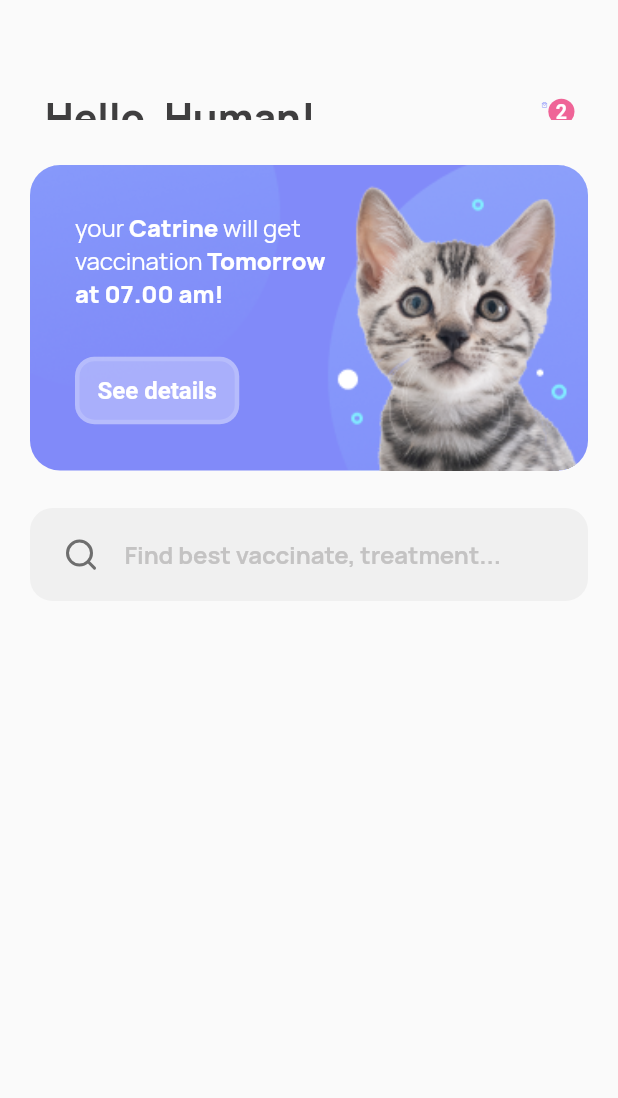
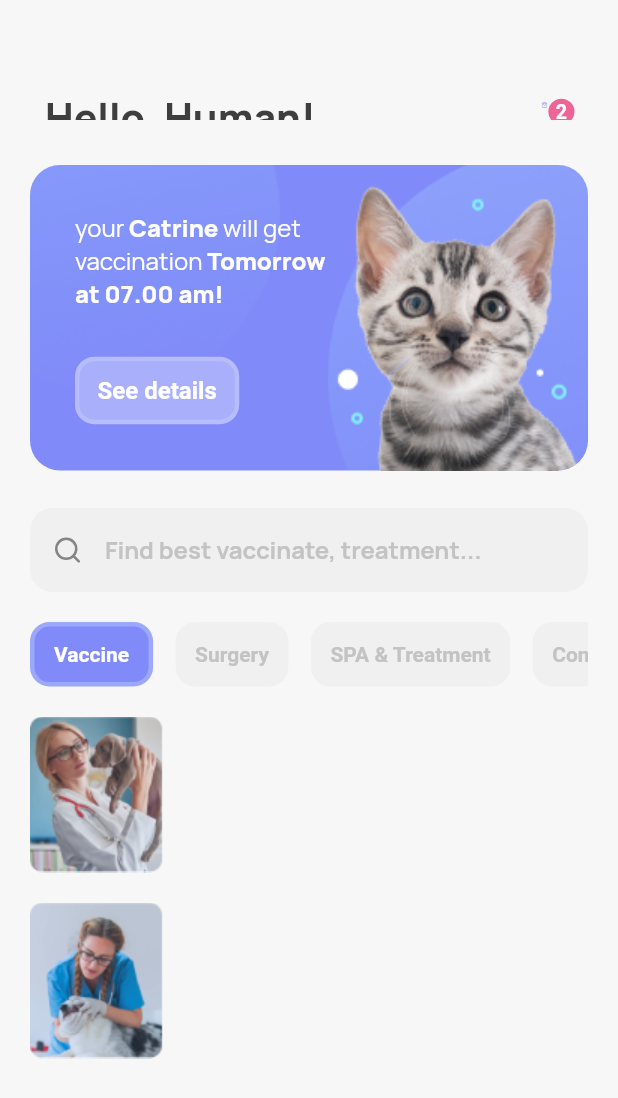
Before and after one commit to ALFIAN-code/healty_pet, a Flutter app: the screen it shows after launch, on a phone screen of 412 x 824 dp. Shown: the top 1098 px of the screen. Run offline on Flutter 3.47's test engine with Material 2 defaults, Android fonts, the phone set to English and light mode, and no system bars; our stand-ins replace feather_icons, google_fonts.

Commit message:
add data model

```diff
--- /dev/null
+++ b/lib/component/doctor_card.dart
@@ -0,0 +1,46 @@
+import 'package:flutter/material.dart';
+import 'package:healty_pet/models/doctor_model.dart';
+
+class DoctorCard extends StatelessWidget {
+  DoctorCard({super.key});
+
+  // final List<Map> doctorData = [
+  //   {
+  //     'photo': 'lib/asset/image/Rectangle 3764 (1).png',
+  //     'name': 'Dr. Stone ',
+  //     'service': 'Vaccine, Surgery',
+  //     'range': '10km',
+  //     'dog': true,
+  //     'cat': true
+  //   },
+  //   {
+  //     'photo': 'lib/asset/image/Rectangle 3764.png',
+  //     'name': 'Dr. Vanessa',
+  //     'service': 'Vaccine, Surgery',
+  //     'range': '10km',
+  //     'dog': true,
+  //     'cat': true
+  //   },
+  // ];
+
+  @override
+  Widget build(BuildContext context) {
+    return Expanded(
+      child: ListView.separated(
+        itemCount: doctorData.length,
+        separatorBuilder: (context, index) => const SizedBox(
+          height: 20,
+        ),
+        itemBuilder: (context, index) {
+          return Container(
+            child: Row(
+              children: [
+                Image.asset(doctorData[index].image)
+              ],
+            ),
+          );
+        },
+      ),
+    );
+  }
+}
--- a/lib/component/list_card.dart
+++ /dev/null
@@ -1,10 +0,0 @@
-import 'package:flutter/material.dart';
-
-class ListCard extends StatelessWidget {
-  const ListCard({super.key});
-
-  @override
-  Widget build(BuildContext context) {
-    return const Placeholder();
-  }
-}
--- a/lib/component/search.dart
+++ b/lib/component/search.dart
@@ -10,31 +10,29 @@ class Search extends StatelessWidget {
 
   @override
   Widget build(BuildContext context) {
-    return Container(
-      decoration: BoxDecoration(
-        color: Color.fromARGB(255, 240, 240, 240),
-        borderRadius: BorderRadius.circular(15)
-      ),
-      child: Row(
-        children: [
-          const Padding(
-            padding: EdgeInsets.fromLTRB(22, 10, 5, 10),
-            child: Icon(FeatherIcons.search, color: Colors.black54)
+    return TextField(
+      controller: controller,
+      textAlignVertical: TextAlignVertical.center,
+      style: GoogleFonts.manrope(
+          textStyle:
+              bold16.copyWith(color: const Color.fromARGB(255, 105, 105, 105))),
+      decoration: InputDecoration(
+          filled: true,
+          fillColor: const Color.fromARGB(255, 240, 240, 240),
+          prefixIcon: const Icon(FeatherIcons.search, size: 20,),
+          prefixIconConstraints: const BoxConstraints(
+            minWidth: 50
           ),
-
-          Expanded(child: TextField(
-            style:GoogleFonts.manrope(textStyle: bold16.copyWith(color: const Color.fromARGB(255, 105, 105, 105))),
-            decoration: InputDecoration(
-
-              hintText: 'Find best vaccinate, treatment...',
-              hintStyle: GoogleFonts.manrope(textStyle: bold16.copyWith(color: const Color.fromARGB(255, 196, 195, 195))),
-              border: const OutlineInputBorder(
-                borderSide: BorderSide.none
-              )
-            ),
-          ))
-        ],
-      ),
+          isDense: true,
+          contentPadding:
+              const EdgeInsets.symmetric(vertical: 17, horizontal: 10),
+          hintText: 'Find best vaccinate, treatment...',
+          hintStyle: GoogleFonts.manrope(
+              textStyle: bold16.copyWith(
+                  color: const Color.fromARGB(255, 196, 195, 195))),
+          border: OutlineInputBorder(
+              borderSide: BorderSide.none,
+              borderRadius: BorderRadius.circular(15))),
     );
   }
 }
--- /dev/null
+++ b/lib/component/search_list.dart
@@ -0,0 +1,59 @@
+import 'package:flutter/material.dart';
+import 'package:healty_pet/models/services_model.dart';
+import 'package:healty_pet/style/style.dart';
+
+class SearchList extends StatefulWidget {
+  const SearchList({super.key});
+
+  @override
+  State<SearchList> createState() => _SearchListState();
+}
+
+List searchList = ServiceModel.all();
+int selected = 0;
+
+class _SearchListState extends State<SearchList> {
+  @override
+  Widget build(BuildContext context) {
+    return SizedBox(
+      height: 43,
+      child: ListView.separated(
+        itemCount: searchList.length,
+        scrollDirection: Axis.horizontal,
+        separatorBuilder: (context, index) => const SizedBox(
+          width: 15,
+        ),
+        itemBuilder: (context, index) {
+          return GestureDetector(
+            onTap: () {
+              setState(() {
+                selected = index;
+              });
+            },
+            child: Container(
+              // height: 30,
+              decoration: BoxDecoration(
+                  color: (selected == index)
+                      ? primary1
+                      : const Color.fromARGB(255, 240, 240, 240),
+                  borderRadius: BorderRadius.circular(13),
+                  border: (selected == index)
+                      ? Border.all(color: primary2.withAlpha(255), width: 3)
+                      : null),
+
+              padding: const EdgeInsets.symmetric(horizontal: 13),
+              child: Center(
+                  child: Text(
+                searchList[index],
+                style: bold14.copyWith(
+                    color: (selected == index)
+                        ? Colors.white
+                        : const Color.fromARGB(255, 196, 195, 195)),
+              )),
+            ),
+          );
+        },
+      ),
+    );
+  }
+}
--- /dev/null
+++ b/lib/models/doctor_model.dart
@@ -0,0 +1,19 @@
+import 'package:healty_pet/models/services_model.dart';
+
+class DoctorModel {
+  String name;
+  String image;
+  List<String> services;
+  String distance;
+
+  DoctorModel(
+      {required this.name,
+      required this.image,
+      required this.distance,
+      required this.services});
+}
+
+var doctorData = [
+  DoctorModel(name: 'Dr. Stone', image: 'lib/asset/image/dr.stone.png', distance: '10km', services: [ServiceModel.vaccine, ServiceModel.surgery]),
+  DoctorModel(name: 'Dr. vanessa', image: 'lib/asset/image/dr.vanessa.png', distance: '10km', services: [ServiceModel.vaccine, ServiceModel.surgery])
+];
--- /dev/null
+++ b/lib/models/services_model.dart
@@ -0,0 +1,10 @@
+class ServiceModel{
+   static String vaccine = 'Vaccine';
+   static String surgery = 'Surgery';
+   static String spaAndTreatment = 'SPA & Treatment';
+   static String consultation = 'Consultation';
+
+   static List all(){
+    return [vaccine, surgery, spaAndTreatment, consultation];
+   }
+}
--- a/lib/page/homepage.dart
+++ b/lib/page/homepage.dart
@@ -1,7 +1,9 @@
 import 'package:flutter/material.dart';
 import 'package:google_fonts/google_fonts.dart';
+import 'package:healty_pet/component/doctor_card.dart';
 import 'package:healty_pet/component/hero_card.dart';
 import 'package:healty_pet/component/search.dart';
+import 'package:healty_pet/component/search_list.dart';
 import 'package:healty_pet/style/style.dart';
 import 'package:feather_icons/feather_icons.dart';
 
@@ -17,27 +19,33 @@ class Homepage extends StatelessWidget {
       child: Row(
         mainAxisAlignment: MainAxisAlignment.spaceBetween,
         children: [
-              Text(
-                'Hello, Human!',
-                style: GoogleFonts.manrope(textStyle: extraBold26.copyWith(color: const Color(0xff3F3E3F)))),
-
+          Text('Hello, Human!',
+              style: GoogleFonts.manrope(
+                  textStyle:
+                      extraBold26.copyWith(color: const Color(0xff3F3E3F)))),
           Stack(
             children: [
-                    IconButton(onPressed: (){}, icon: const Icon(FeatherIcons.shoppingBag, color: Color(0xff818AF9),)),
+              IconButton(
+                  onPressed: () {},
+                  icon: const Icon(
+                    FeatherIcons.shoppingBag,
+                    color: Color(0xff818AF9),
+                  )),
               Positioned(
                 top: 2,
                 right: 4,
                 child: Container(
                   padding: const EdgeInsets.all(5),
                   decoration: const ShapeDecoration(
-                          color: accent1,
-                          shape: CircleBorder()
+                      color: accent1, shape: CircleBorder()),
+                  child: Text(
+                    '2',
+                    style: bold14.copyWith(color: Colors.white, fontSize: 13),
                   ),
-                        child: Text('2', style: bold14.copyWith(color: Colors.white, fontSize: 13),),),
+                ),
               )
             ],
           )
-
         ],
       ),
     ),
@@ -45,29 +53,55 @@ class Homepage extends StatelessWidget {
 
   @override
   Widget build(BuildContext context) {
+    var deviceHeight = MediaQuery.of(context).size.height -
+        MediaQuery.of(context).padding.top -
+        appbar.preferredSize.height;
 
-    var deviceHeight = MediaQuery.of(context).size.height - MediaQuery.of(context).padding.top - appbar.preferredSize.height;
+    return GestureDetector(
+      onTap: () {
+        FocusScopeNode currentFocus = FocusScope.of(context);
 
-    return Scaffold(
+        if (!currentFocus.hasPrimaryFocus) {
+          currentFocus.unfocus();
+          // _controller.clear();
+        }
+      },
+      child: Scaffold(
+        backgroundColor: const Color.fromARGB(255, 247, 247, 247),
         appBar: appbar,
         body: Padding(
-        padding:  const EdgeInsets.symmetric(horizontal: 20, vertical: 10),
+          padding: const EdgeInsets.symmetric(horizontal: 20, vertical: 10),
           child: Column(
             children: [
               //hero card
-            const SizedBox(height: 20,),
-            HeroCard(deviceheight: deviceHeight,),
+              const SizedBox(
+                height: 20,
+              ),
+              HeroCard(
+                deviceheight: deviceHeight,
+              ),
               const SizedBox(
                 height: 25,
               ),
               //search bar
-            Search(controller: _controller,)
+              Search(
+                controller: _controller,
+              ),
+              const SizedBox(
+                height: 20,
+              ),
+              const SearchList(),
+              const SizedBox(
+                height: 20,
+              ),
+              DoctorCard()
 
               //tab bar
               //
             ],
           ),
         ),
+      ),
     );
   }
 }
```
Also changed, not shown: pubspec.yaml (+13 -12 lines), lib/asset/image/bengal-kitten-isolated 2.png (deleted), lib/asset/image/dr.stone.png (added), lib/asset/image/dr.vanessa.png (added), lib/asset/image/search.png (deleted), lib/asset/image/search.svg (deleted), lib/asset/image/shopping-bag.png (deleted), pubspec.lock. Lines whose indentation alone changed are shown as unchanged.
